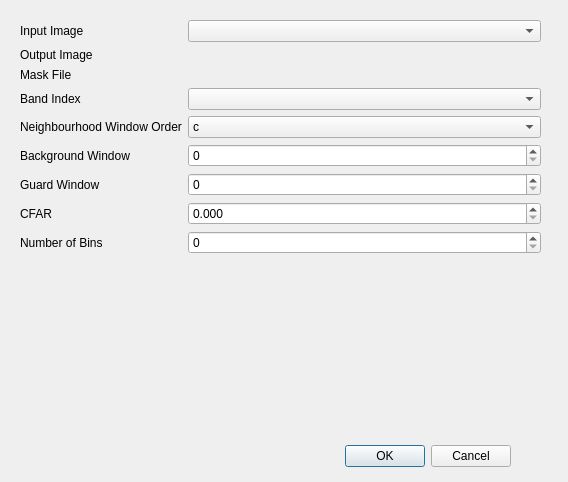
The window that markov_chain_cfar/markov_chain_cfar_dialog_base.ui (AUGSignals/qgis-plugins) describes before a commit, drawn with Qt 5.
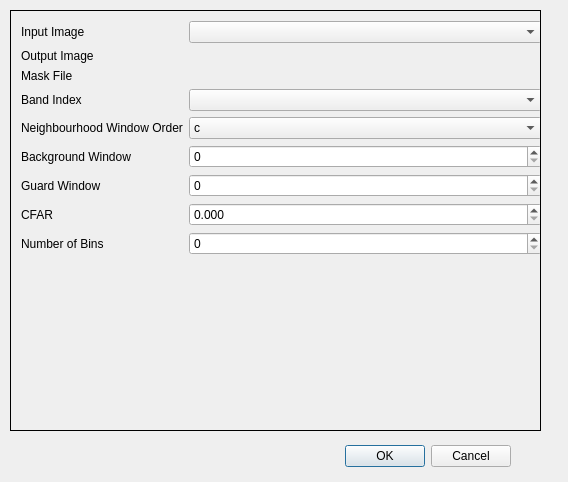
The same window after the commit. Custom widgets are drawn as their Qt base class.

The edit to the form file:
```diff
--- a/markov_chain_cfar/markov_chain_cfar_dialog_base.ui
+++ b/markov_chain_cfar/markov_chain_cfar_dialog_base.ui
@@ -29,7 +29,7 @@
     <set>QDialogButtonBox::Cancel|QDialogButtonBox::Ok</set>
    </property>
   </widget>
-  <widget class="QWidget" name="widget" native="true">
+  <widget class="QStackedWidget" name="stackedWidget">
    <property name="geometry">
     <rect>
      <x>10</x>
@@ -38,6 +38,10 @@
      <height>421</height>
     </rect>
    </property>
+   <property name="frameShape">
+    <enum>QFrame::Box</enum>
+   </property>
+   <widget class="QWidget" name="stackedWidgetPage1" native="true">
    <widget class="QWidget" name="formLayoutWidget">
     <property name="geometry">
      <rect>
@@ -166,6 +170,7 @@
       </widget>
      </item>
     </layout>
+    </widget>
    </widget>
   </widget>
  </widget>
```
Lines whose indentation alone changed are shown as unchanged.
